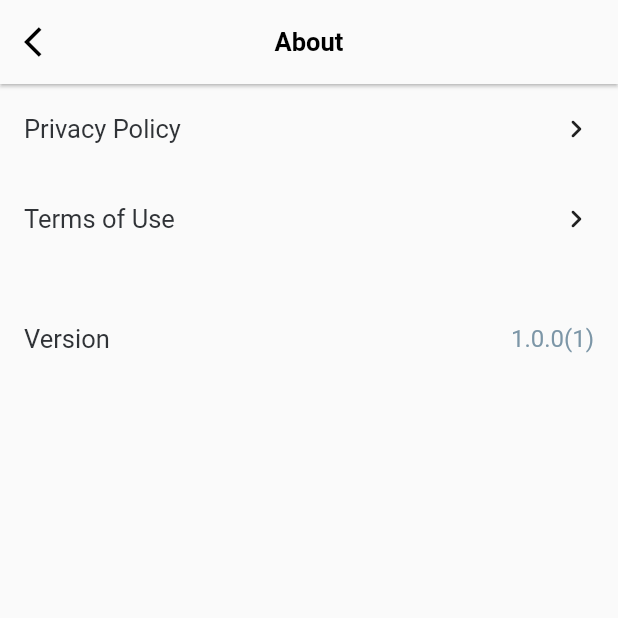
After one commit to ginhoor/TopOne, a Flutter app: the screen it shows after launch, after a tap on the "settings" icon, on a phone screen of 412 x 824 dp, the top half of it. The commit adds this screen. Run offline on Flutter 3.47's test engine with Material 2 defaults, Android fonts, the phone set to English and light mode, and no system bars; our stand-ins replace cached_network_image, device_info_plus, dio, easy_localization, firebase_analytics, firebase_core and 8 more; missing offline and left inert: android_path_provider, common_utils, encrypt, firebase_app_check, flutter_downloader; accounts and stored records are empty; network calls fail.

Commit message:
feat: 增加关于界面

```diff
--- a/assets/translations/en.json
+++ b/assets/translations/en.json
@@ -11,8 +11,12 @@
     "pending": "Pending",
     "done": "Done",
     "start": "Start",
+    "about": "About",
+    "version": "Version",
     "chacking": "Chacking Link...",
     "open_file_error": "Cannot open this file",
+    "privacy_policy": "Privacy Policy",
+    "terms_of_use": "Terms of Use",
     "storage_permission_error": "Grant storage permission to continue",
     "url_invaild_error": "Link is invaild, please try again",
     "create_task_failed_error": "Create task failed"
--- a/assets/translations/zh.json
+++ b/assets/translations/zh.json
@@ -11,8 +11,12 @@
     "pending": "等待中",
     "done": "完成",
     "start": "开始",
+    "about": "关于",
+    "version": "版本",
     "chacking": "分析链接中...",
     "open_file_error": "打开文件失败",
+    "privacy_policy": "隐私政策",
+    "terms_of_use": "使用条款",
     "storage_permission_error": "授予存储权限以继续",
     "url_invaild_error": "无效链接，请检查后再试",
     "create_task_failed_error": "创建任务失败"
--- a/lib/app/app.dart
+++ b/lib/app/app.dart
@@ -6,12 +6,11 @@ import 'package:flutter_easyloading/flutter_easyloading.dart';
 import 'package:provider/provider.dart';
 import 'package:top_one/app/app_navigator_observer.dart';
 import 'package:top_one/module/index/index_screen.dart';
+import 'package:top_one/service/app_info_service.dart';
 import 'package:top_one/service/download_service.dart';
 import 'package:top_one/theme/app_theme.dart';
 
 import 'app_vm.dart';
-
-String appName = "Top One";
 
 class App extends StatefulWidget {
   const App({super.key});
@@ -242,7 +241,7 @@ class _AppState extends State<App> with WidgetsBindingObserver {
 
   Future<void> initAppModule() async {
     DownloadService().setupDirs();
-
+    await AppInfoService().init();
     // await SharedPreferencesHelper().init();
     // AppConfig().appEnv =
     //     SharedPreferencesHelper().getString(SharedPreferenceKeys.APP_ENV) == ''
--- a/lib/main.dart
+++ b/lib/main.dart
@@ -1,11 +1,14 @@
 import 'dart:io';
 
 import 'package:easy_localization/easy_localization.dart';
+import 'package:firebase_app_check/firebase_app_check.dart';
 import 'package:firebase_core/firebase_core.dart';
 import 'package:firebase_crashlytics/firebase_crashlytics.dart';
+import 'package:flutter/foundation.dart';
 import 'package:flutter/material.dart';
 import 'package:flutter/services.dart';
 import 'package:flutter_downloader/flutter_downloader.dart';
+import 'package:google_mobile_ads/google_mobile_ads.dart';
 import 'package:path_provider/path_provider.dart';
 import 'package:top_one/app/app.dart';
 import 'package:top_one/firebase_options.dart';
@@ -37,6 +40,18 @@ void main() async {
   // Pass all uncaught "fatal" errors from the framework to Crashlytics
   FlutterError.onError = FirebaseCrashlytics.instance.recordFlutterFatalError;
 
+  await FirebaseAppCheck.instance.activate(
+    webRecaptchaSiteKey: 'recaptcha-v3-site-key',
+    // Default provider for Android is the Play Integrity provider. You can use the "AndroidProvider" enum to choose
+    // your preferred provider. Choose from:
+    // 1. debug provider
+    // 2. safety net provider
+    // 3. play integrity provider
+    androidProvider:
+        kDebugMode ? AndroidProvider.debug : AndroidProvider.playIntegrity,
+  );
+
+  MobileAds.instance.initialize();
   runApp(
     EasyLocalization(
       supportedLocales: const [Locale('en'), Locale('zh')],
--- a/lib/module/index/index_screen.dart
+++ b/lib/module/index/index_screen.dart
@@ -8,8 +8,8 @@ import 'package:top_one/model/downloads.dart';
 import 'package:top_one/module/index/index_screen_vm.dart';
 import 'package:top_one/module/index/view/task_info_widget.dart';
 import 'package:top_one/module/video/video_preview_screen.dart';
-import 'package:top_one/service/analytics_event.dart';
-import 'package:top_one/service/analytics_service.dart';
+import 'package:top_one/service/analytics/analytics_event.dart';
+import 'package:top_one/service/analytics/analytics_service.dart';
 import 'package:top_one/theme/fitness_app_theme.dart';
 import 'package:top_one/view/app_top_bar.dart';
 import 'package:top_one/view/toast.dart';
--- a/lib/module/index/index_screen_vm.dart
+++ b/lib/module/index/index_screen_vm.dart
@@ -10,8 +10,8 @@ import 'package:flutter_easyloading/flutter_easyloading.dart';
 import 'package:path/path.dart' as path;
 import 'package:top_one/model/downloads.dart';
 import 'package:top_one/model/tt_result.dart';
-import 'package:top_one/service/analytics_event.dart';
-import 'package:top_one/service/analytics_service.dart';
+import 'package:top_one/service/analytics/analytics_event.dart';
+import 'package:top_one/service/analytics/analytics_service.dart';
 import 'package:top_one/service/download_service.dart';
 import 'package:top_one/tool/logger.dart';
 import 'package:top_one/tool/string.dart';
--- a/lib/module/index/view/clipboard_widget.dart
+++ b/lib/module/index/view/clipboard_widget.dart
@@ -6,8 +6,8 @@ import 'package:provider/provider.dart';
 import 'package:top_one/api/req_ttd_api.dart';
 import 'package:top_one/model/tt_result.dart';
 import 'package:top_one/module/index/index_screen_vm.dart';
-import 'package:top_one/service/analytics_event.dart';
-import 'package:top_one/service/analytics_service.dart';
+import 'package:top_one/service/analytics/analytics_event.dart';
+import 'package:top_one/service/analytics/analytics_service.dart';
 import 'package:top_one/theme/fitness_app_theme.dart';
 import 'package:top_one/view/toast.dart';
 import 'package:top_one/view/utils.dart';
--- /dev/null
+++ b/lib/module/settings/settings_screen.dart
@@ -0,0 +1,242 @@
+import 'package:easy_localization/easy_localization.dart';
+import 'package:flutter/foundation.dart';
+import 'package:flutter/material.dart';
+import 'package:top_one/app/app_navigator_observer.dart';
+import 'package:top_one/service/app_info_service.dart';
+import 'package:top_one/theme/fitness_app_theme.dart';
+import 'package:top_one/tool/logger.dart';
+import 'package:url_launcher/url_launcher.dart';
+
+class SettingsScreen extends StatefulWidget {
+  const SettingsScreen({super.key});
+
+  @override
+  State<SettingsScreen> createState() => _SettingsScreenState();
+}
+
+class _SettingsScreenState extends State<SettingsScreen> {
+  List<Widget> staticCells = [];
+
+  @override
+  void initState() {
+    setupStaticCells();
+    super.initState();
+  }
+
+  setupStaticCells() {
+    staticCells.add(_buildTitleCell(
+      "privacy_policy",
+      onTap: () {
+        const url = "https://gfrtopone.github.io/privacy-policy.html";
+        _launchInBrowser(url);
+      },
+    ));
+    staticCells.add(_buildTitleCell(
+      "terms_of_use",
+      onTap: () {
+        const url = "https://gfrtopone.github.io/terms-of-service.html";
+        _launchInBrowser(url);
+      },
+    ));
+    staticCells.add(_buildAppCell());
+  }
+
+  Future<void> _launchInBrowser(String url) async {
+    var uri = Uri.parse(url);
+    if (await canLaunchUrl(uri)) {
+      await launchUrl(uri);
+    } else {
+      logError("Cannot Launch Url");
+    }
+  }
+
+  @override
+  Widget build(BuildContext context) {
+    return Scaffold(
+      appBar: AppBar(
+        backgroundColor: FitnessAppTheme.nearlyWhite,
+        centerTitle: true,
+        title: const Text("about").tr(),
+        elevation: 1,
+        titleTextStyle: const TextStyle(
+          color: Colors.black,
+          fontSize: 17,
+          fontWeight: FontWeight.bold,
+        ),
+        leading: IconButton(
+            icon: const Icon(Icons.arrow_back_ios, color: Colors.black),
+            onPressed: () => {AppNavigator.popPage()}),
+      ),
+      body: Container(
+        color: Color(0xf2f2f7),
+        child: ListView.builder(
+          padding: EdgeInsets.only(
+            bottom: 62 + MediaQuery.of(context).padding.bottom,
+          ),
+          itemCount: staticCells.length,
+          scrollDirection: Axis.vertical,
+          itemBuilder: (BuildContext context, int index) {
+            return staticCells[index];
+          },
+        ),
+      ),
+    );
+  }
+
+  Widget _buildAppCell() {
+    String version =
+        '${AppInfoService().appVersion}(${AppInfoService().sysInfo.shortVer})';
+    if (kDebugMode) version += 'Debug';
+
+    return Padding(
+      padding: const EdgeInsets.only(left: 16, right: 16),
+      child: Column(
+        children: [
+          const SizedBox(height: 40),
+          Row(
+            children: [
+              Expanded(
+                child: const Text(
+                  'version',
+                  style: TextStyle(fontSize: 17, color: Color(0xFF303337)),
+                ).tr(),
+              ),
+              const SizedBox(width: 20),
+              Text(
+                version,
+                style: const TextStyle(fontSize: 16, color: Color(0xFF7C96A7)),
+              ),
+            ],
+          ),
+          const SizedBox(height: 40),
+        ],
+      ),
+    );
+  }
+
+  Widget _buildTitleCell(String title,
+      {String? value, void Function()? onTap}) {
+    return GestureDetector(
+        onTap: onTap,
+        child: Padding(
+          padding: const EdgeInsets.only(left: 16, right: 16),
+          child: SizedBox(
+            height: 60,
+            child: Row(
+              children: [
+                Expanded(
+                  child: Text(
+                    title,
+                    style: const TextStyle(
+                      fontSize: 17,
+                      color: Color(0xFF303337),
+                    ),
+                  ).tr(),
+                ),
+                value != null
+                    ? Expanded(
+                        child: Text(
+                          value,
+                          style: const TextStyle(
+                            fontSize: 16,
+                            color: Color(0xFF7C96A7),
+                          ),
+                        ),
+                      )
+                    : Container(),
+                const Icon(Icons.keyboard_arrow_right_rounded)
+              ],
+            ),
+          ),
+        ));
+  }
+
+  // Widget _buildFeatures(BuildContext context) {
+  //   return ListView.separated(
+  //     shrinkWrap: true,
+  //     physics: const NeverScrollableScrollPhysics(),
+  //     itemCount: aboutList.length,
+  //     itemBuilder: (BuildContext context, int index) {
+  //       return _buildFeatureTile(context, index);
+  //     },
+  //     separatorBuilder: (BuildContext context, int index) {
+  //       return UIConstant.kDivider;
+  //     },
+  //   );
+  // }
+
+  // Widget _buildFeatureTile(BuildContext context, int idx) {
+  //   bool newVersionUpdate = aboutList[idx].name == '最新版本下载';
+  //   return Material(
+  //     color: Colors.white,
+  //     child: ListTile(
+  //       title: Row(
+  //         children: [
+  //           // NetworkImageCacheManager.networkImage(
+  //           //   imageUrl: aboutList[idx].icon,
+  //           //   width: 20,
+  //           //   height: 20,
+  //           // ),
+  //           // SizedBox(width: UIConstant.kHorizontalPadding),
+  //           Text(
+  //             aboutList[idx].name,
+  //             style: Theme.of(context).textTheme.headline5,
+  //           ),
+  //           const SizedBox(width: 10),
+  //           Visibility(
+  //               visible:
+  //                   newVersionUpdate && UpdateHelper.isUpdateLocal(context),
+  //               child: Container(
+  //                 width: 10,
+  //                 height: 10,
+  //                 constraints:
+  //                     const BoxConstraints(minWidth: 10, minHeight: 10),
+  //                 alignment: Alignment.center,
+  //                 decoration: BoxDecoration(
+  //                     borderRadius: BorderRadius.circular(10.0),
+  //                     color: Colors.red),
+  //               )),
+  //           Visibility(
+  //               visible: newVersionUpdate,
+  //               child: Expanded(
+  //                 child: Padding(
+  //                   padding: const EdgeInsets.only(right: 10),
+  //                   child: Text(
+  //                     AppGlobalConfigManager().appGlobalConfig?.flutterUpdate !=
+  //                             null
+  //                         ? "V ${AppGlobalConfigManager().appGlobalConfig?.flutterUpdate?.versionName ?? ""}"
+  //                         : '',
+  //                     textAlign: TextAlign.end,
+  //                     style: Theme.of(context).textTheme.headline5.copyWith(
+  //                         color: DefaultLightThemeColors.bottomTabbarColor),
+  //                   ),
+  //                 ),
+  //               ))
+  //         ],
+  //       ),
+  //       onTap: () {
+  //         if (!newVersionUpdate) {
+  //           WebPage.openWebView(
+  //               title: aboutList[idx].name, url: aboutList[idx].url);
+  //           return;
+  //         }
+
+  //         if (UpdateHelper.isUpdateLocal(context)) {
+  //           if (Platform.isAndroid) {
+  //             UpdateHelper.showUpdateAppDialog(true);
+  //           } else {
+  //             String url = aboutList[idx].url;
+  //             if (url == null) {
+  //               return;
+  //             }
+  //             logDebug('YochatOpenUrl: $url');
+  //             YochatOpenUrl.appOpenURL(url);
+  //           }
+  //         } else {
+  //           Utils.showToast('已经是最新版本');
+  //         }
+  //       },
+  //     ),
+  //   );
+  // }
+}
--- a/lib/module/video/video_preview_screen.dart
+++ b/lib/module/video/video_preview_screen.dart
@@ -124,7 +124,6 @@ class _VideoPreviewScreenState extends State<VideoPreviewScreen> {
                   AppNavigator.popPage();
                 },
               ),
-
               Positioned(
                 bottom: 145,
                 left: 20,
--- /dev/null
+++ b/lib/service/app_info_service.dart
@@ -0,0 +1,85 @@
+import 'dart:io';
+
+import 'package:device_info_plus/device_info_plus.dart';
+import 'package:package_info_plus/package_info_plus.dart';
+
+String appName = "Top One";
+
+class SysInfo {
+  late String os;
+  String brand;
+  String device;
+  String systemVersion;
+  String packageName;
+  String shortVer;
+  late String flag;
+
+  SysInfo.iOS({
+    required this.systemVersion,
+    required this.device,
+    required this.brand,
+    required this.packageName,
+    required this.shortVer,
+  }) {
+    os = 'iOS';
+    flag = 'ios_flutter';
+  }
+
+  SysInfo.android({
+    required this.systemVersion,
+    required this.device,
+    required this.brand,
+    required this.packageName,
+    required this.shortVer,
+  }) {
+    os = 'Android';
+    flag = 'android_flutter';
+  }
+}
+
+class AppInfoService {
+  static final AppInfoService instance = AppInfoService._instance();
+  factory AppInfoService() => instance;
+
+  late String _appVersion;
+  String get appVersion => _appVersion;
+
+  late SysInfo sysInfo;
+  AppInfoService._instance() {
+    _appVersion = '1.0.0';
+  }
+
+  Future<void> init() async {
+    PackageInfo packageInfo = await PackageInfo.fromPlatform();
+    _appVersion = packageInfo.version;
+
+    Map<String, dynamic> sysInfo = {};
+    if (Platform.isAndroid) {
+      AndroidDeviceInfo info = await DeviceInfoPlugin().androidInfo;
+      sysInfo['os'] = 'Android';
+      sysInfo['brand'] = info.brand;
+      sysInfo['device'] = '${info.brand} ${info.model}';
+      sysInfo['verRelease'] = info.version.release;
+      sysInfo['androidSDK'] = info.version.sdkInt;
+      AppInfoService().sysInfo = SysInfo.android(
+        systemVersion: '${info.version.release}-${info.version.sdkInt}',
+        device: '${info.brand} ${info.model}',
+        brand: info.brand,
+        packageName: packageInfo.packageName,
+        shortVer: packageInfo.buildNumber,
+      );
+    } else {
+      IosDeviceInfo info = await DeviceInfoPlugin().iosInfo;
+      sysInfo['os'] = 'iOS';
+      sysInfo['systemVersion'] = info.systemVersion;
+      sysInfo['machine'] = info.utsname.machine;
+      AppInfoService().sysInfo = SysInfo.iOS(
+        systemVersion: info.systemVersion ?? "",
+        device: info.utsname.machine ?? "",
+        brand: info.name ?? "",
+        packageName: packageInfo.packageName,
+        shortVer: packageInfo.buildNumber,
+      );
+    }
+  }
+}
--- /dev/null
+++ b/lib/service/photo_library_service.dart
@@ -0,0 +1,12 @@
+import 'package:image_gallery_saver/image_gallery_saver.dart';
+
+class PhotoLibraryService {
+  PhotoLibraryService._internal();
+
+  static final PhotoLibraryService _instance = PhotoLibraryService._internal();
+  factory PhotoLibraryService() => _instance;
+
+  saveVideo(String filepath) async {
+    return await ImageGallerySaver.saveFile(filepath);
+  }
+}
--- /dev/null
+++ b/lib/tool/ui_constant.dart
@@ -0,0 +1,40 @@
+import 'package:flutter/material.dart';
+
+class UIConstant {
+  static const double kHorizontalPadding = 15.0;
+  static const double kAppBarHeight = 44.0;
+  static const double kNormalAvatarSize = 48.0;
+  static const double kNormalListTileHeight = 64.0;
+  static const double kChatAvatarSize = 40.0;
+  static const double kMoreInputHeight = 269.0;
+  static const double kSessionInputHeight = 60.0;
+  static const double redpacketItemHeight = 54.0;
+  static const double collectUserAvatarSize = 48.0;
+  static const EdgeInsets kCollectAvatarMargin =
+      EdgeInsets.fromLTRB(3, 14, 11, 14);
+  static const double kCollectContentHeight = 85.0;
+  static const EdgeInsets kCollectContentMargin = EdgeInsets.all(4);
+  static const EdgeInsets kCollcectSubContentColumnMarin =
+      EdgeInsets.only(top: 12, bottom: 16);
+  static const EdgeInsets kCollcectMsgCardSubContentColumnMarin =
+      EdgeInsets.only(top: 4, bottom: 8);
+  static const double kCollectColumnSubContentPadding = 6.0;
+  static const double kCollectActionFeedCardTitleFontSize = 16.0;
+  static const double kCollectActionFeedCardSubTitleFontSize = 15.0;
+
+  static const double kReplyDetailUserAvatarSize = 31.0;
+  static const EdgeInsets kReplyDetailAvatarMargin =
+      EdgeInsets.fromLTRB(4, 7, 14.5, 0);
+  static const double kReplyDetailContentHeight = 45.0;
+  static const EdgeInsets kReplyDetailContentMargin = EdgeInsets.all(0);
+  static const EdgeInsets kReplyDetailSubContentColumnMarin =
+      EdgeInsets.only(top: 0, bottom: 0);
+  static const double kReplyDetailColumnSubContentPadding = 3.0;
+  static const double kReplyDetailActionFeedCardTitleFontSize = 16.0;
+  static const double kReplyDetailActionFeedCardSubTitleFontSize = 11.0;
+
+  static const Widget SizedBoxZero = SizedBox();
+
+  static ScrollPhysics get scrollPhysics =>
+      const AlwaysScrollableScrollPhysics(parent: BouncingScrollPhysics());
+}
--- a/lib/view/app_top_bar.dart
+++ b/lib/view/app_top_bar.dart
@@ -1,5 +1,7 @@
 import 'package:flutter/material.dart';
-import 'package:top_one/app/app.dart';
+import 'package:top_one/app/app_navigator_observer.dart';
+import 'package:top_one/module/settings/settings_screen.dart';
+import 'package:top_one/service/app_info_service.dart';
 import 'package:top_one/theme/fitness_app_theme.dart';
 
 class AppTopBar extends StatelessWidget {
@@ -43,9 +45,7 @@ Widget generateAppTopBar(AnimationController animationController,
                 ),
                 child: Column(
                   children: <Widget>[
-                    SizedBox(
-                      height: MediaQuery.of(context).padding.top,
-                    ),
+                    SizedBox(height: MediaQuery.of(context).padding.top),
                     Padding(
                       padding: EdgeInsets.only(
                           left: 16,
@@ -71,6 +71,12 @@ Widget generateAppTopBar(AnimationController animationController,
                               ),
                             ),
                           ),
+                          IconButton(
+                            icon: const Icon(Icons.settings),
+                            onPressed: () {
+                              AppNavigator.pushPage(const SettingsScreen());
+                            },
+                          ),
                         ],
                       ),
                     )
--- a/pubspec.yaml
+++ b/pubspec.yaml
@@ -31,6 +31,9 @@ dependencies:
   firebase_crashlytics: ^3.0.11
   firebase_analytics: ^10.1.0
   firebase_app_check: ^0.1.1+8
+  image_gallery_saver: ^1.7.1
+  google_mobile_ads: ^2.3.0
+  url_launcher: ^6.1.8
 
 dev_dependencies:
   flutter_test:
```
Also changed, not shown: lib/service/analytics/analytics_event.dart (renamed from lib/service/analytics_event.dart), lib/service/analytics/analytics_service.dart (renamed from lib/service/analytics_service.dart), pubspec.lock, 10 other files.
